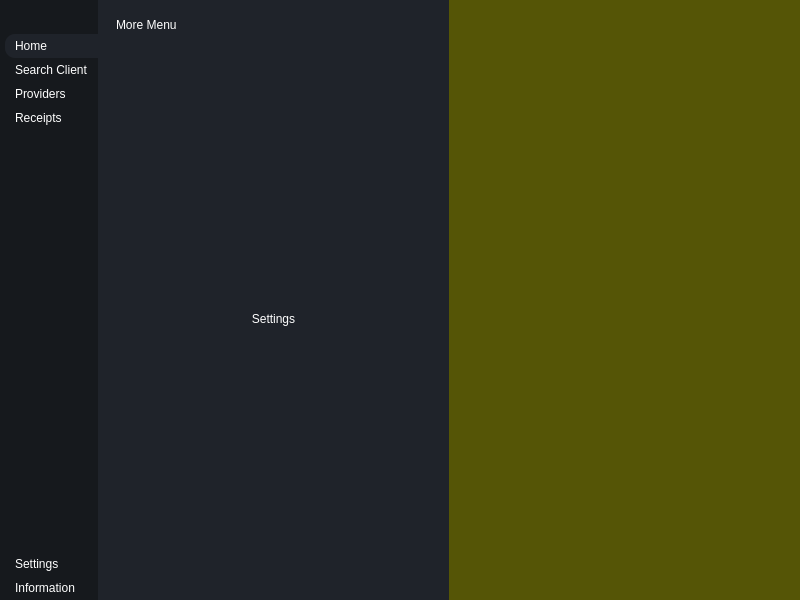
Above: qt/Interface.ui from JuanCanoPalacios/Tienda-Electronica before the change. Below: the same form after it.
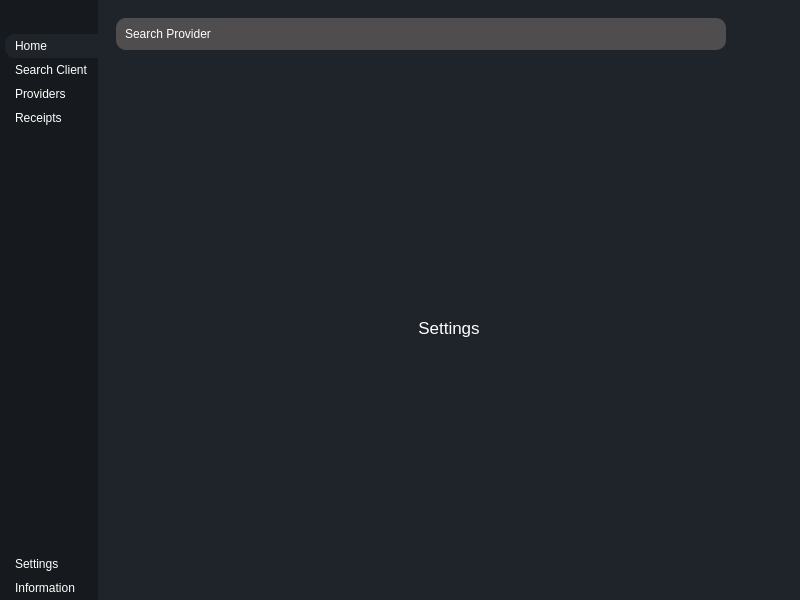
That is the form after the change. Icons and pictures are not drawn.

Commit message: updrade interface

Patch:
```diff
--- a/qt/Interface.ui
+++ b/qt/Interface.ui
@@ -23,7 +23,15 @@
 	color:#fff;
  
 }
+#searchProv{
+	background-color: #4f4d4d;
 
+	border-top-left-radius: 10px;
+	border-bottom-left-radius: 10px;
+	border-bottom-right-radius: 10px;
+	border-top-right-radius: 10px;
+
+}
 #centralwidget{
 	background-color: #1f232a;
 }
@@ -382,14 +390,49 @@
             </property>
             <layout class="QHBoxLayout" name="horizontalLayout_4">
              <item>
-              <widget class="QLabel" name="label_2">
-               <property name="text">
-                <string>More Menu</string>
+              <widget class="QFrame" name="searchProv">
+               <property name="frameShape">
+                <enum>QFrame::StyledPanel</enum>
                </property>
+               <property name="frameShadow">
+                <enum>QFrame::Raised</enum>
+               </property>
+               <layout class="QHBoxLayout" name="horizontalLayout_3">
+                <item>
+                 <widget class="QLabel" name="label_2">
+                  <property name="text">
+                   <string>Search Provider</string>
+                  </property>
+                 </widget>
+                </item>
+                <item alignment="Qt::AlignRight">
+                 <widget class="QPushButton" name="pushButton_2">
+                  <property name="text">
+                   <string/>
+                  </property>
+                  <property name="icon">
+                   <iconset resource="resouces.qrc">
+                    <normaloff>:/icons/icons/minus-circle.svg</normaloff>:/icons/icons/minus-circle.svg</iconset>
+                  </property>
+                  <property name="iconSize">
+                   <size>
+                    <width>24</width>
+                    <height>24</height>
+                   </size>
+                  </property>
+                 </widget>
+                </item>
+               </layout>
               </widget>
              </item>
              <item>
-              <widget class="QPushButton" name="pushButton_2">
+              <widget class="QPushButton" name="addProv">
+               <property name="maximumSize">
+                <size>
+                 <width>50</width>
+                 <height>50</height>
+                </size>
+               </property>
                <property name="text">
                 <string/>
                </property>
@@ -414,6 +457,11 @@
              <layout class="QVBoxLayout" name="verticalLayout_7">
               <item>
                <widget class="QLabel" name="label_3">
+                <property name="font">
+                 <font>
+                  <pointsize>13</pointsize>
+                 </font>
+                </property>
                 <property name="text">
                  <string>Settings</string>
                 </property>
@@ -433,19 +481,6 @@
       </layout>
      </widget>
     </item>
-    <item>
-     <widget class="QWidget" name="mainBodyContainer" native="true">
-      <property name="sizePolicy">
-       <sizepolicy hsizetype="Expanding" vsizetype="Preferred">
-        <horstretch>0</horstretch>
-        <verstretch>0</verstretch>
-       </sizepolicy>
-      </property>
-      <property name="styleSheet">
-       <string notr="true">background-color: rgb(85, 85, 6);</string>
-      </property>
-     </widget>
-    </item>
    </layout>
   </widget>
  </widget>
```
Left out of the diff: 2 changed lines with no effect on the pictures.
